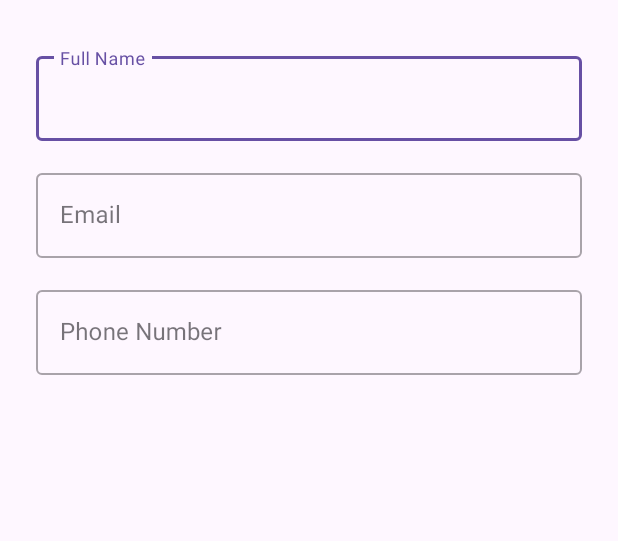
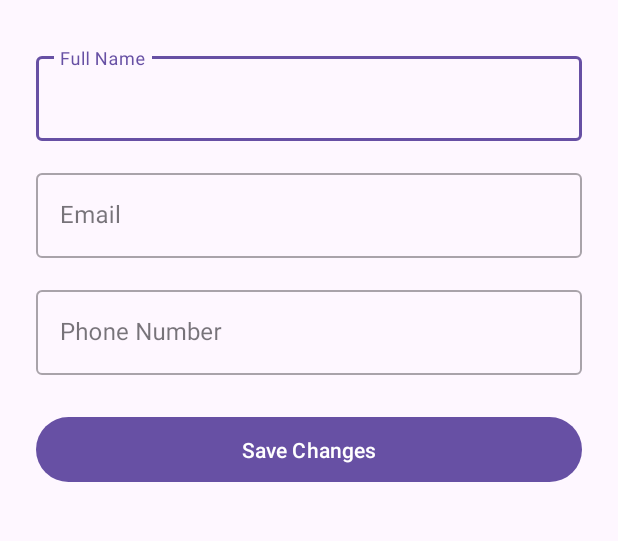
Before and after one commit to RayhanBsyne/BUKU_APP, an Android app: the EditProfileActivity screen opened directly, with no data from a screen before it, on a phone screen of 412 x 824 dp, the part 312-853 px from its top. Run offline under Robolectric (Android 15) with nearby library versions, the phone set to English and light mode, and no system bars; 1 statement that could not run was skipped.

Commit message:
Menambahkan codingan button save

```diff
--- a/app/src/main/res/layout/activity_edit_profile.xml
+++ b/app/src/main/res/layout/activity_edit_profile.xml
@@ -80,6 +80,12 @@
                 android:inputType="phone"/>
         </com.google.android.material.textfield.TextInputLayout>
 
+        <com.google.android.material.button.MaterialButton
+            android:id="@+id/saveButton"
+            android:layout_width="match_parent"
+            android:layout_height="wrap_content"
+            android:text="Save Changes"
+            android:padding="12dp"/>
 
     </LinearLayout>
     </androidx.core.widget.NestedScrollView>
```
